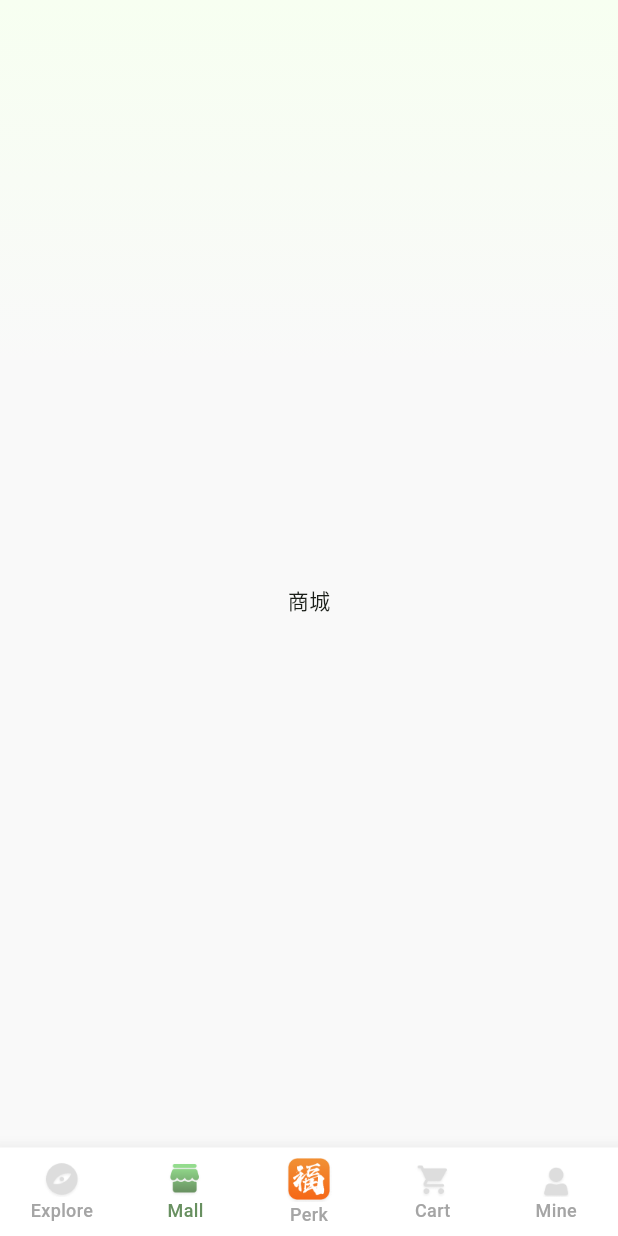
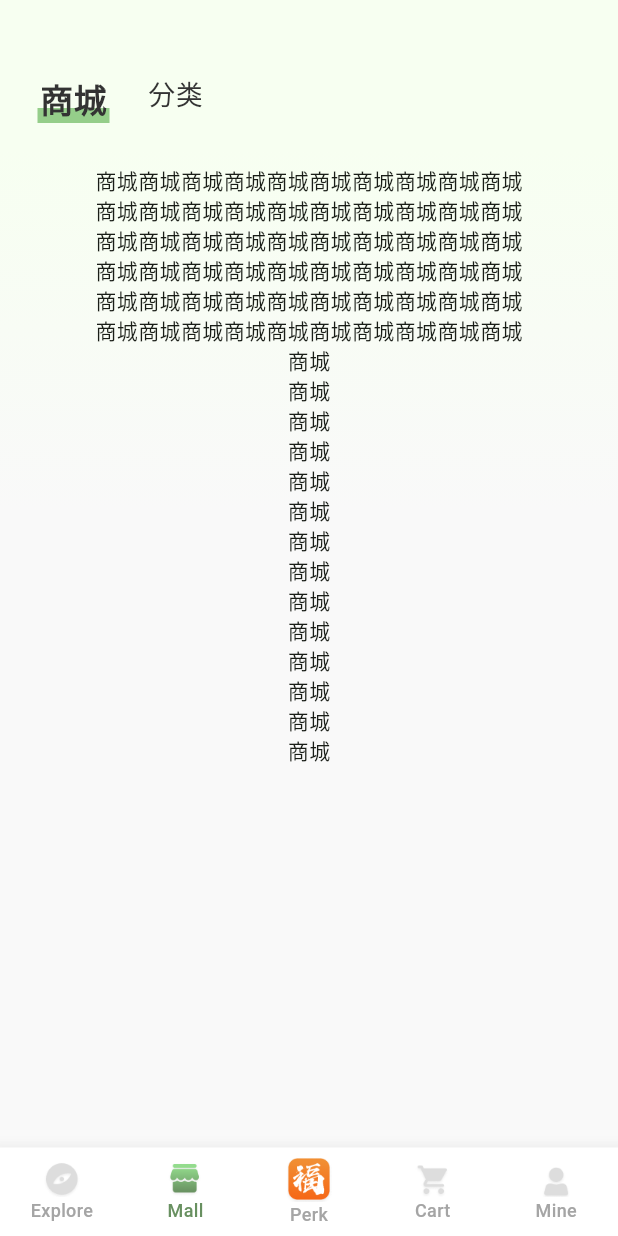
Before and after one commit to Esthert0109/Ecommerce_2.0_app, a Flutter app: the screen it shows after launch, item 2 of the bottom bar chosen, on a phone screen of 412 x 824 dp. Run offline on Flutter 3.47's test engine with Material 3 defaults, Android fonts, the phone set to English and light mode, and no system bars; our stand-ins replace get; generated files the repository leaves out were written again; Roboto replaces fonts that are missing (Noto Sans SC).

Commit message:
create page sliding with Title Component selection in mallMainPage

```diff
--- a/ecommerce_app/lib/Constants/colorConstants.dart
+++ b/ecommerce_app/lib/Constants/colorConstants.dart
@@ -6,6 +6,7 @@ const kMainGreenColor = Color(0XFF689060);
 const kMainOrangeColor = Color(0XFFDA4827);
 const kBackgroundGradientStart = Color(0xffF7FFF1);
 const kBackgroundGradientEnd = Color(0xffF9F9F9);
+const kAppbarBackgroundColor = Colors.transparent;
 
 // Button Color
 const kSubmitButtonColor = Color(0XFF689060);
--- a/ecommerce_app/lib/Constants/textConstants.dart
+++ b/ecommerce_app/lib/Constants/textConstants.dart
@@ -95,6 +95,6 @@ const tTitleSelectedText = TextStyle(
     color: kMainBlackColor);
 const tTitleUnselectedText = TextStyle(
     fontFamily: 'Noto Sans SC',
-    fontSize: 22,
-    fontWeight: FontWeight.w700,
+    fontSize: 18,
+    fontWeight: FontWeight.w500,
     color: kMainBlackColor);
--- a/ecommerce_app/lib/Pages/MallPages/mallMainPage.dart
+++ b/ecommerce_app/lib/Pages/MallPages/mallMainPage.dart
@@ -1,5 +1,6 @@
 import 'package:flutter/material.dart';
 
+import '../../Components/Common/Selection/titleComponent.dart';
 import '../../Constants/colorConstants.dart';
 
 class MallMainPage extends StatefulWidget {
@@ -10,22 +11,140 @@ class MallMainPage extends StatefulWidget {
 }
 
 class _MallMainPageState extends State<MallMainPage> {
+  final PageController _controller = PageController();
+  int titleSelection = 0;
+
   @override
   Widget build(BuildContext context) {
     return Scaffold(
-      body: SingleChildScrollView(
+      extendBodyBehindAppBar: false,
+      appBar: PreferredSize(
+        preferredSize: const Size.fromHeight(100),
         child: Container(
-          height: 800,
-          decoration: BoxDecoration(
-              gradient: LinearGradient(
-                  begin: Alignment.topCenter,
-                  end: Alignment.bottomCenter,
-                  colors: [kBackgroundGradientStart, kBackgroundGradientEnd],
-                  stops: [0.0, 0.3])),
-          child: Center(
-            child: Text("商城"),
+          color: kBackgroundGradientStart,
+          child: Padding(
+            padding: const EdgeInsets.symmetric(vertical: 20.0),
+            child: Column(
+              children: [
+                SizedBox(
+                  height: 20,
+                ),
+                Padding(
+                  padding:
+                      const EdgeInsets.symmetric(horizontal: 15, vertical: 10),
+                  child: TitleComponent(
+                    titles: ["商城", "分类"],
+                    selectedIndex: titleSelection,
+                    isCart: false,
+                    onTap: (index) {
+                      setState(() {
+                        titleSelection = index;
+                        _controller.animateToPage(index,
+                            duration: Duration(milliseconds: 300),
+                            curve: Curves.easeInOut);
+                      });
+                    },
+                  ),
+                ),
+              ],
+            ),
           ),
         ),
+      ),
+      body: PageView(
+        controller: _controller,
+        scrollDirection: Axis.horizontal,
+        onPageChanged: (index) {
+          setState(() {
+            titleSelection = index;
+          });
+        },
+        children: [
+          SingleChildScrollView(
+            child: Container(
+              padding: const EdgeInsets.symmetric(horizontal: 10, vertical: 10),
+              height: 800,
+              decoration: BoxDecoration(
+                  gradient: LinearGradient(
+                      begin: Alignment.topCenter,
+                      end: Alignment.bottomCenter,
+                      colors: [
+                    kBackgroundGradientStart,
+                    kBackgroundGradientEnd
+                  ],
+                      stops: [
+                    0.0,
+                    0.3
+                  ])),
+              child: Column(
+                children: [
+                  Text("商城商城商城商城商城商城商城商城商城商城"),
+                  Text("商城商城商城商城商城商城商城商城商城商城"),
+                  Text("商城商城商城商城商城商城商城商城商城商城"),
+                  Text("商城商城商城商城商城商城商城商城商城商城"),
+                  Text("商城商城商城商城商城商城商城商城商城商城"),
+                  Text("商城商城商城商城商城商城商城商城商城商城"),
+                  Text("商城"),
+                  Text("商城"),
+                  Text("商城"),
+                  Text("商城"),
+                  Text("商城"),
+                  Text("商城"),
+                  Text("商城"),
+                  Text("商城"),
+                  Text("商城"),
+                  Text("商城"),
+                  Text("商城"),
+                  Text("商城"),
+                  Text("商城"),
+                  Text("商城"),
+                ],
+              ),
+            ),
+          ),
+          SingleChildScrollView(
+            child: Container(
+              padding: const EdgeInsets.symmetric(horizontal: 10, vertical: 10),
+              height: 800,
+              decoration: BoxDecoration(
+                  gradient: LinearGradient(
+                      begin: Alignment.topCenter,
+                      end: Alignment.bottomCenter,
+                      colors: [
+                    kBackgroundGradientStart,
+                    kBackgroundGradientEnd
+                  ],
+                      stops: [
+                    0.0,
+                    0.3
+                  ])),
+              child: Column(
+                children: [
+                  Text("分类分类分类分类分类分类分类分类分类分类"),
+                  Text("分类分类分类分类分类分类分类分类分类分类"),
+                  Text("分类分类分类分类分类分类分类分类分类分类"),
+                  Text("分类分类分类分类分类分类分类分类分类分类"),
+                  Text("分类分类分类分类分类分类分类分类分类分类"),
+                  Text("分类分类分类分类分类分类分类分类分类分类"),
+                  Text("分类"),
+                  Text("分类"),
+                  Text("分类"),
+                  Text("分类"),
+                  Text("分类"),
+                  Text("分类"),
+                  Text("分类"),
+                  Text("分类"),
+                  Text("分类"),
+                  Text("分类"),
+                  Text("分类"),
+                  Text("分类"),
+                  Text("分类"),
+                  Text("分类"),
+                ],
+              ),
+            ),
+          ),
+        ],
       ),
     );
   }
```
